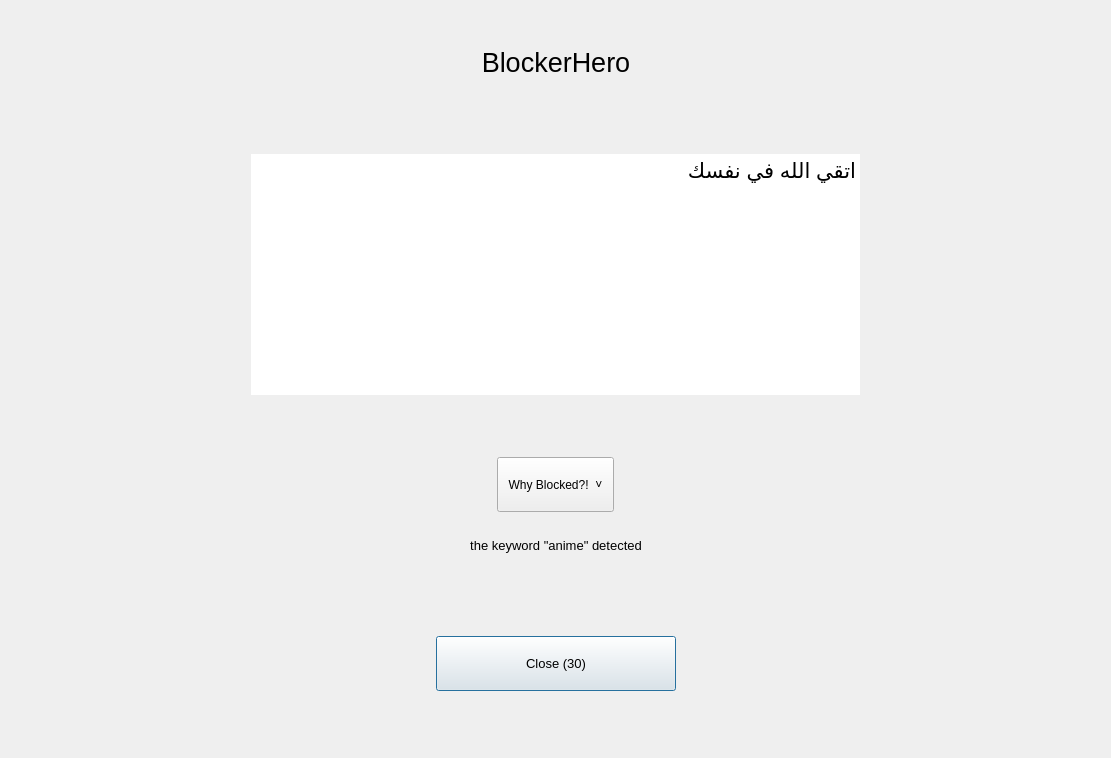
Qt form GUI/block_screen.ui (SleemG/Blocker) before a commit.
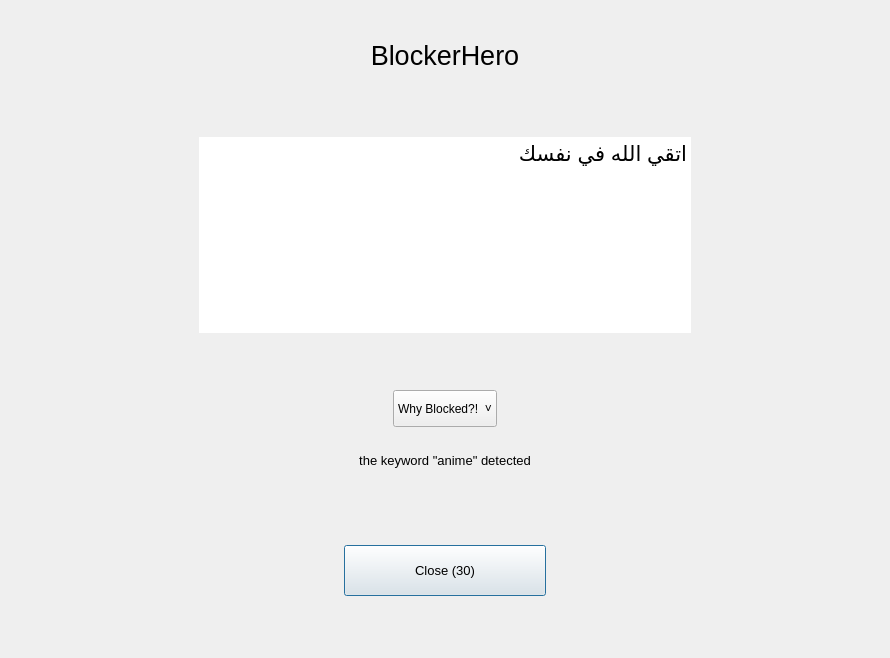
The same form after that commit.

Diff of the .ui file:
```diff
--- a/GUI/block_screen.ui
+++ b/GUI/block_screen.ui
@@ -6,8 +6,8 @@
    <rect>
     <x>0</x>
     <y>0</y>
-    <width>1111</width>
-    <height>758</height>
+    <width>890</width>
+    <height>658</height>
    </rect>
   </property>
   <property name="windowTitle">
@@ -166,7 +166,7 @@
      </property>
      <property name="sizeHint" stdset="0">
       <size>
-       <width>51</width>
+       <width>41</width>
        <height>20</height>
       </size>
      </property>
@@ -179,7 +179,7 @@
      </property>
      <property name="sizeHint" stdset="0">
       <size>
-       <width>50</width>
+       <width>40</width>
        <height>20</height>
       </size>
      </property>
@@ -231,7 +231,7 @@
      </property>
      <property name="sizeHint" stdset="0">
       <size>
-       <width>51</width>
+       <width>41</width>
        <height>20</height>
       </size>
      </property>
@@ -244,7 +244,7 @@
      </property>
      <property name="sizeHint" stdset="0">
       <size>
-       <width>51</width>
+       <width>40</width>
        <height>20</height>
       </size>
      </property>
@@ -270,7 +270,7 @@
      </property>
      <property name="sizeHint" stdset="0">
       <size>
-       <width>50</width>
+       <width>40</width>
        <height>20</height>
       </size>
      </property>
@@ -283,7 +283,7 @@
      </property>
      <property name="sizeHint" stdset="0">
       <size>
-       <width>51</width>
+       <width>41</width>
        <height>20</height>
       </size>
      </property>
@@ -296,7 +296,7 @@
      </property>
      <property name="sizeHint" stdset="0">
       <size>
-       <width>51</width>
+       <width>41</width>
        <height>20</height>
       </size>
      </property>
@@ -309,7 +309,7 @@
      </property>
      <property name="sizeHint" stdset="0">
       <size>
-       <width>51</width>
+       <width>41</width>
        <height>20</height>
       </size>
      </property>
@@ -322,7 +322,7 @@
      </property>
      <property name="sizeHint" stdset="0">
       <size>
-       <width>51</width>
+       <width>41</width>
        <height>20</height>
       </size>
      </property>
@@ -361,7 +361,7 @@
      </property>
      <property name="sizeHint" stdset="0">
       <size>
-       <width>51</width>
+       <width>41</width>
        <height>20</height>
       </size>
      </property>
@@ -387,7 +387,7 @@
      </property>
      <property name="sizeHint" stdset="0">
       <size>
-       <width>51</width>
+       <width>41</width>
        <height>20</height>
       </size>
      </property>
```
